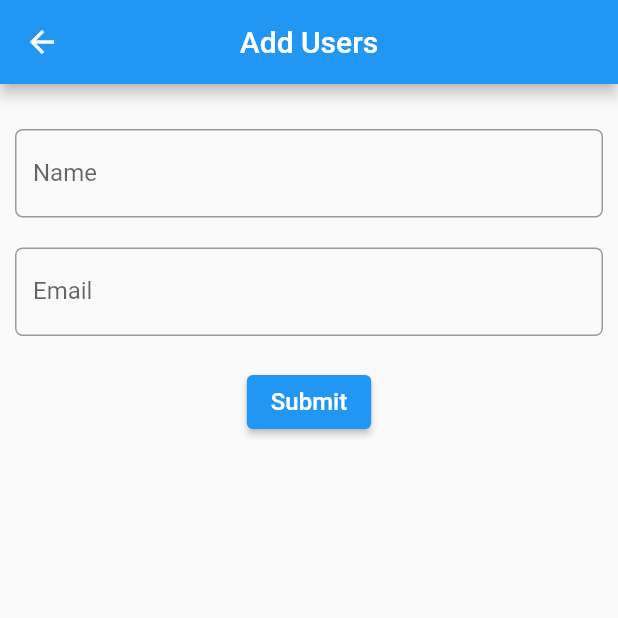
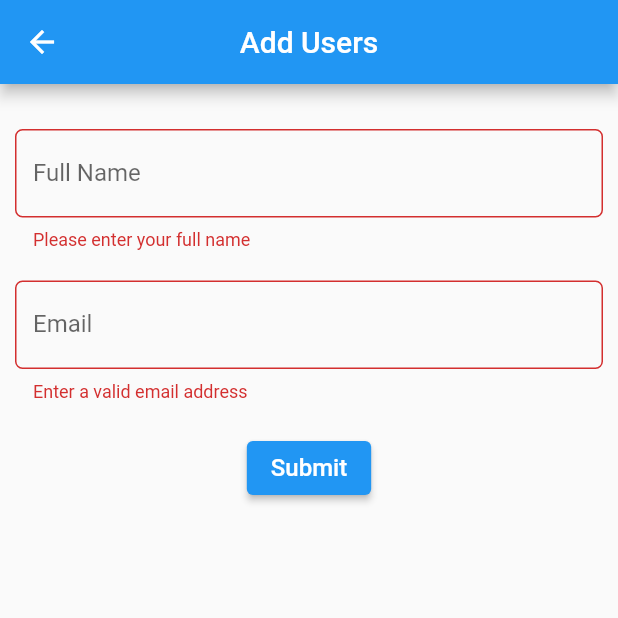
Before and after one commit to VaibhavVadle/crud, a Flutter app: the AddUsers screen opened directly, after a tap on "Submit", on a phone screen of 412 x 824 dp, the top half of it. Run offline on Flutter 3.47's test engine with Material 2 defaults, Android fonts, the phone set to English and light mode, and no system bars; our stand-ins replace email_validator, firebase_core, firebase_database; accounts and stored records are empty.

Commit message:
provider

```diff
--- /dev/null
+++ b/lib/models/validateModel.dart
@@ -0,0 +1,5 @@
+class ValidationModel {
+  String? value;
+  String? error;
+  ValidationModel(this.value, this.error);
+}
--- /dev/null
+++ b/lib/providers/addUser_provider.dart
@@ -0,0 +1,49 @@
+import 'package:crud/models/validateModel.dart';
+import 'package:flutter/material.dart';
+
+extension extString on String {
+  bool get isValidEmail {
+    final emailRegExp = RegExp(r"^[a-zA-Z0-9.]+@[a-zA-Z0-9]+\.[a-zA-Z]+");
+    return emailRegExp.hasMatch(this);
+  }
+
+  bool get isValidName{
+    final nameRegExp = new RegExp(r"^\s*([A-Za-z]{1,}([\.,] |[-']| ))+[A-Za-z]+\.?\s*$");
+    return nameRegExp.hasMatch(this);
+  }
+
+
+  bool get isNotNull{
+    return this!=null;
+  }
+
+}
+
+class AddUserProvider extends ChangeNotifier {
+  ValidationModel _name = ValidationModel(null, null);
+  ValidationModel _email = ValidationModel(null, null);
+
+  ValidationModel get email => _email;
+  ValidationModel get name => _name;
+
+  void validateEmail(String? val) {
+    if (val != null && val.isValidEmail) {
+      _email = ValidationModel(val, null);
+    } else {
+      _email = ValidationModel(null, 'Please Enter a Valid Email');
+    }
+    notifyListeners();
+  }
+  void validateName(String? val) {
+    if (val != null && val.isValidName) {
+      _name = ValidationModel(val, null);
+    } else {
+      _name = ValidationModel(null, 'Please enter a valid name');
+    }
+    notifyListeners();
+  }
+  bool get validate {
+    return _email.value != null &&
+        _name.value != null;
+  }
+}
--- a/lib/screens/AddUsers.dart
+++ b/lib/screens/AddUsers.dart
@@ -1,5 +1,10 @@
+import 'package:crud/providers/addUser_provider.dart';
+import 'package:crud/screens/homepage.dart';
+import 'package:email_validator/email_validator.dart';
 import 'package:firebase_database/firebase_database.dart';
 import 'package:flutter/material.dart';
+import 'package:flutter/services.dart';
+import 'package:provider/provider.dart';
 
 class AddUsers extends StatefulWidget {
   const AddUsers({Key? key}) : super(key: key);
@@ -14,7 +19,9 @@ class _AddUsersState extends State<AddUsers> {
   final emailcontroller = TextEditingController();
   final namecontroller  = TextEditingController();
 
+  late AddUserProvider _addUserProvider;
   late DatabaseReference dbRef;
+
 
   @override
   void initState(){
@@ -26,6 +33,7 @@ class _AddUsersState extends State<AddUsers> {
 
   @override
   Widget build(BuildContext context) {
+    _addUserProvider = Provider.of<AddUserProvider>(context);
     return Scaffold(
       appBar: AppBar(
         title: Text('Add Users'),
@@ -44,12 +52,22 @@ class _AddUsersState extends State<AddUsers> {
                     Padding(
                       padding: const EdgeInsets.only(top: 20.0),
                       child: TextFormField(
-
                         controller: namecontroller,
                         keyboardType: TextInputType.name,
+                        onChanged: _addUserProvider.validateName,
+                        validator: (value) {
+                          if (value == null || value.isEmpty) {
+                            return 'Please enter your full name';
+                          }
+                          else if (value.isValidName){
+                            return 'Please enter a valid name';
+                          }
+
+                        },
                         decoration: InputDecoration(
-                            labelText:"Name",
-                            hintText: "Enter your name",
+                            labelText:"Full Name",
+                            errorText: _addUserProvider.name.error,
+                            hintText: "Enter your full name",
                             border: OutlineInputBorder(
                               borderSide: BorderSide(
                                 color: Colors.blueAccent,
@@ -67,9 +85,19 @@ class _AddUsersState extends State<AddUsers> {
 
                         controller: emailcontroller,
                         keyboardType: TextInputType.emailAddress,
+                        onChanged: _addUserProvider.validateEmail,
+
+                        validator: (email) =>
+                        email != null && !EmailValidator.validate(email)
+                            ? 'Enter a valid email address'
+                            : null,
+
+
                         decoration: InputDecoration(
+                            errorText: _addUserProvider.email.error,
                             labelText:"Email",
                             hintText: "Enter your Email address",
+
                             border: OutlineInputBorder(
                               borderSide: BorderSide(
                                 color: Colors.blueAccent,
@@ -83,11 +111,19 @@ class _AddUsersState extends State<AddUsers> {
                     ),
                     ElevatedButton(
                         onPressed: (){
-                          Map<String,String> Users = {
-                            'name':namecontroller.text,
-                            'email':emailcontroller.text
-                          };
-                          dbRef.push().set(Users);
+                          if (_myFormKey.currentState!.validate()) {
+                            Map<String,String> Users = {
+                              'name':namecontroller.text,
+                              'email':emailcontroller.text
+                            };
+                            dbRef.push().set(Users);
+                            Navigator.of(context).push(
+                              MaterialPageRoute(
+                                builder: (_) => HomePage(),
+                              ),
+                            );
+                          }
+
                         },
                         child: Text('Submit',style: TextStyle(fontSize: 16),)
                     )
--- a/pubspec.yaml
+++ b/pubspec.yaml
@@ -38,6 +38,8 @@ dependencies:
   cupertino_icons: ^1.0.2
   firebase_core: ^2.1.1
   firebase_database: ^10.0.4
+  provider: ^6.0.4
+  email_validator: '^2.1.16'
 
 dev_dependencies:
   flutter_test:
```
Also changed, not shown: lib/main.dart (+7 -1 lines), pubspec.lock.
